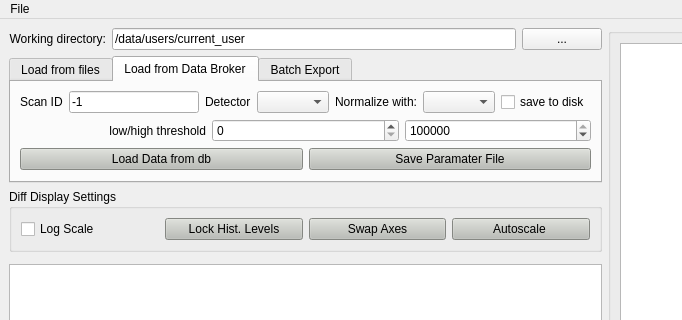
Old version of the form diff_view/diff_view.ui in the repository pattammattel/HXN_GUI; both pictures show x 0 to 682 and y 0 to 320 of the 1209 by 851 pixel window.
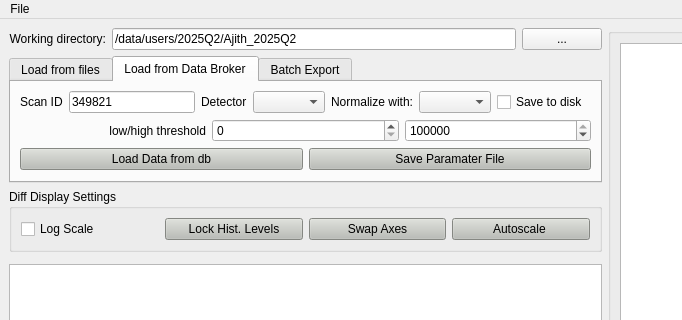
New version of the form. Custom widgets are drawn as their Qt base class.

```diff
--- a/diff_view/diff_view.ui
+++ b/diff_view/diff_view.ui
@@ -41,7 +41,7 @@
            </sizepolicy>
           </property>
           <property name="text">
-           <string>/data/users/current_user</string>
+           <string>/data/users/2025Q2/Ajith_2025Q2</string>
           </property>
          </widget>
         </item>
@@ -189,7 +189,7 @@
                <bool>true</bool>
               </property>
               <property name="text">
-               <string>-1</string>
+               <string>349821</string>
               </property>
              </widget>
             </item>
@@ -216,7 +216,7 @@
                <string>a copy of the whole data will be saved to the working directory, if not checked a copy of diffraction frames will be coped as h5 to the same folder</string>
               </property>
               <property name="text">
-               <string>save to disk</string>
+               <string>Save to disk </string>
               </property>
              </widget>
             </item>
```
Left out of the diff: 51 changed lines with no effect on the pictures.
